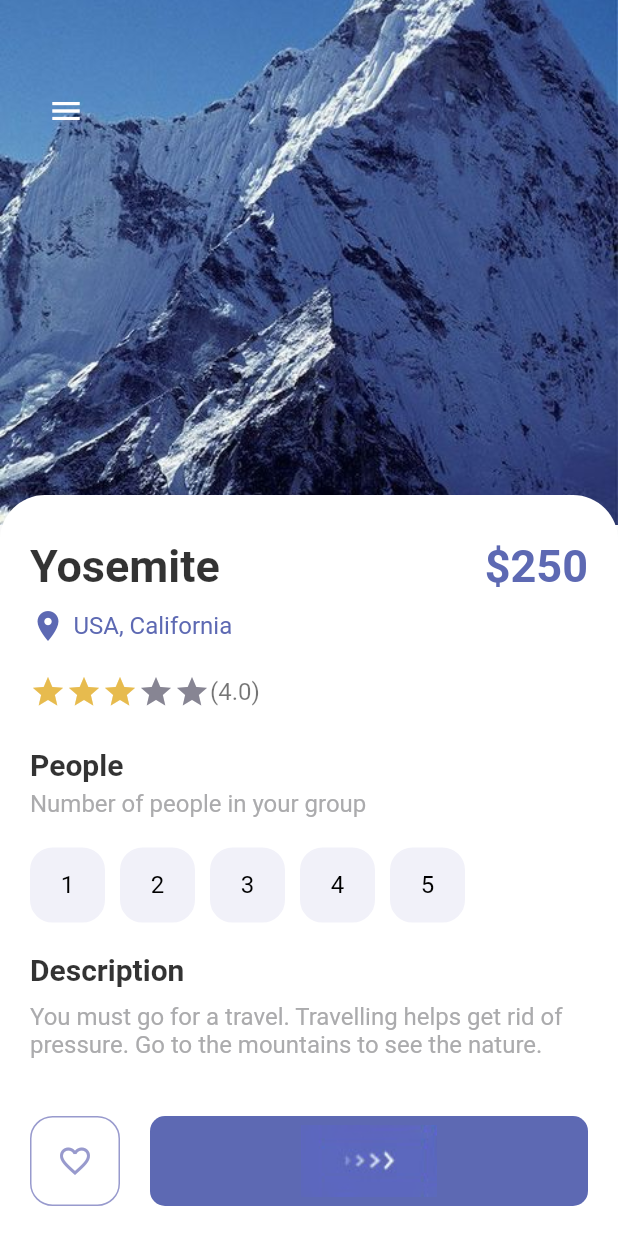
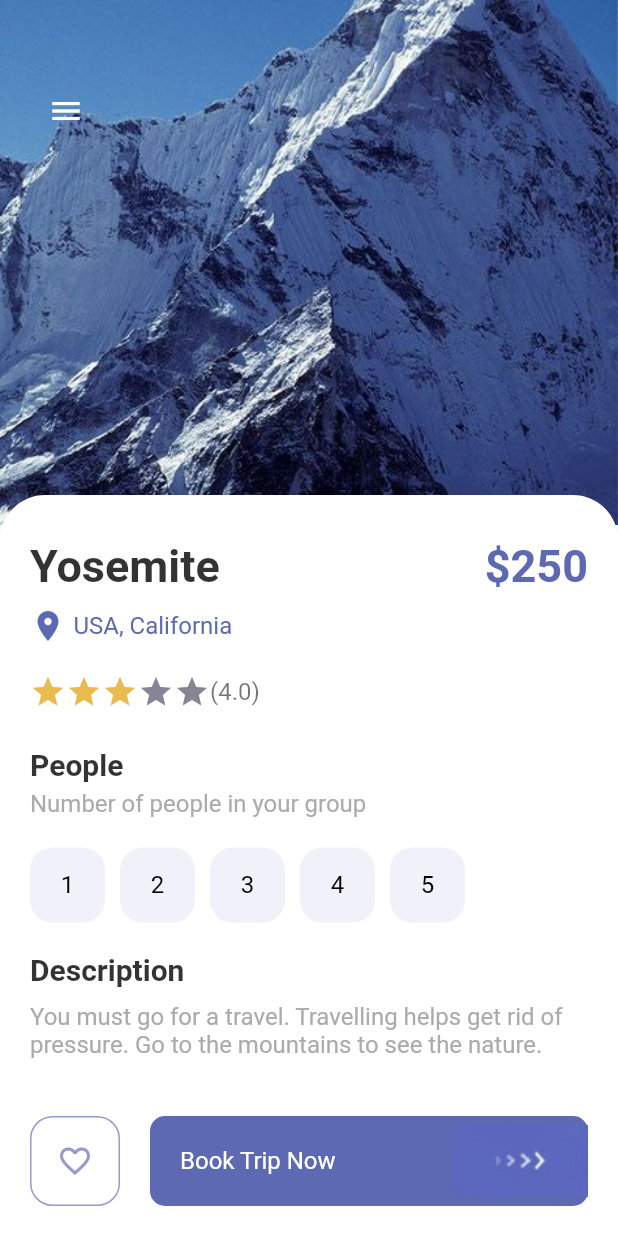
Before and after one commit to ducchungtx/flutter_cubit, a Flutter app: the DetailPage screen opened directly, on a phone screen of 412 x 824 dp. Run offline on Flutter 3.47's test engine with Material 2 defaults, Android fonts, the phone set to English and light mode, and no system bars; our stand-ins replace bloc, equatable, flutter_bloc.

```diff
--- /dev/null
+++ b/lib/cubit/app_cubit_state.dart
@@ -0,0 +1,13 @@
+import 'package:equatable/equatable.dart';
+
+abstract class CubitStates extends Equatable {}
+
+class InitialState extends CubitStates {
+  @override
+  List<Object> get props => [];
+}
+
+class WelcomeState extends CubitStates {
+  @override
+  List<Object> get props => [];
+}
--- /dev/null
+++ b/lib/cubit/app_cubits.dart
@@ -0,0 +1,10 @@
+import 'package:flutter_bloc/flutter_bloc.dart';
+import 'package:bloc/bloc.dart';
+
+import './app_cubit_state.dart';
+
+class AppCubits extends Cubit<CubitStates> {
+  AppCubits() : super(InitialState()) {
+    emit(WelcomeState());
+  }
+}
--- a/lib/widgets/responsive_button.dart
+++ b/lib/widgets/responsive_button.dart
@@ -1,26 +1,38 @@
 import 'package:flutter/material.dart';
 import 'package:flutter_cubit/misc/colors.dart';
+import 'package:flutter_cubit/widgets/app_text.dart';
 
 class ResponsiveButton extends StatelessWidget {
   bool? isResponsive;
   double? width;
 
-  ResponsiveButton({Key? key, this.width, this.isResponsive = false})
+  ResponsiveButton({Key? key, this.width = 120, this.isResponsive = false})
       : super(key: key);
 
   @override
   Widget build(BuildContext context) {
     return Flexible(
       child: Container(
-          width: width,
+          width: isResponsive == true ? double.maxFinite : width,
           height: 60,
           decoration: BoxDecoration(
             borderRadius: BorderRadius.circular(10),
             color: AppColors.mainColor,
           ),
           child: Row(
-            mainAxisAlignment: MainAxisAlignment.center,
+            mainAxisAlignment: isResponsive == true
+                ? MainAxisAlignment.spaceBetween
+                : MainAxisAlignment.center,
             children: [
+              isResponsive == true
+                  ? Container(
+                      margin: const EdgeInsets.only(left: 20),
+                      child: AppText(
+                        text: "Book Trip Now",
+                        color: Colors.white,
+                      ),
+                    )
+                  : Container(),
               Image.asset("img/button-one.png"),
             ],
           )),
--- a/pubspec.yaml
+++ b/pubspec.yaml
@@ -34,6 +34,9 @@ dependencies:
   # The following adds the Cupertino Icons font to your application.
   # Use with the CupertinoIcons class for iOS style icons.
   cupertino_icons: ^1.0.2
+  bloc:
+  flutter_bloc:
+  equatable:
 
 dev_dependencies:
   flutter_test:
```
Also changed, not shown: lib/cubit/app_cubit_logics.dart (added, +27 -0 lines), lib/main.dart (+7 -4 lines), pubspec.lock.
